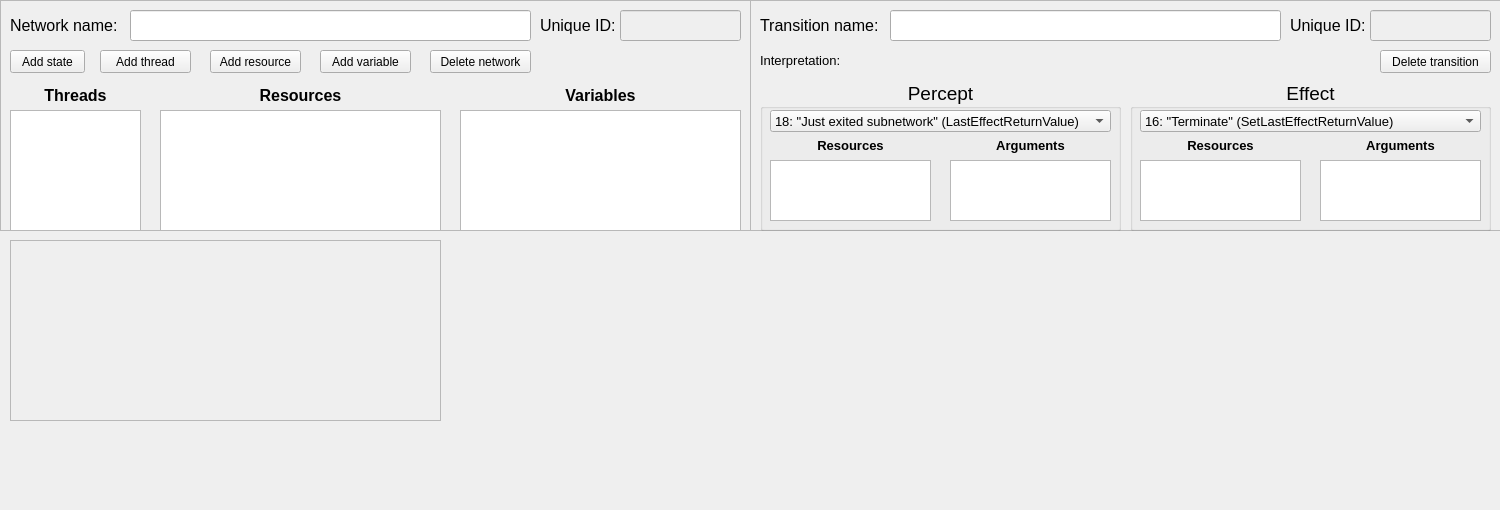
This is editor/UI/UI_NetworkContainer.ui in leiftiger/EG_Tools as Qt 5 draws it before an edit. The edited form follows.
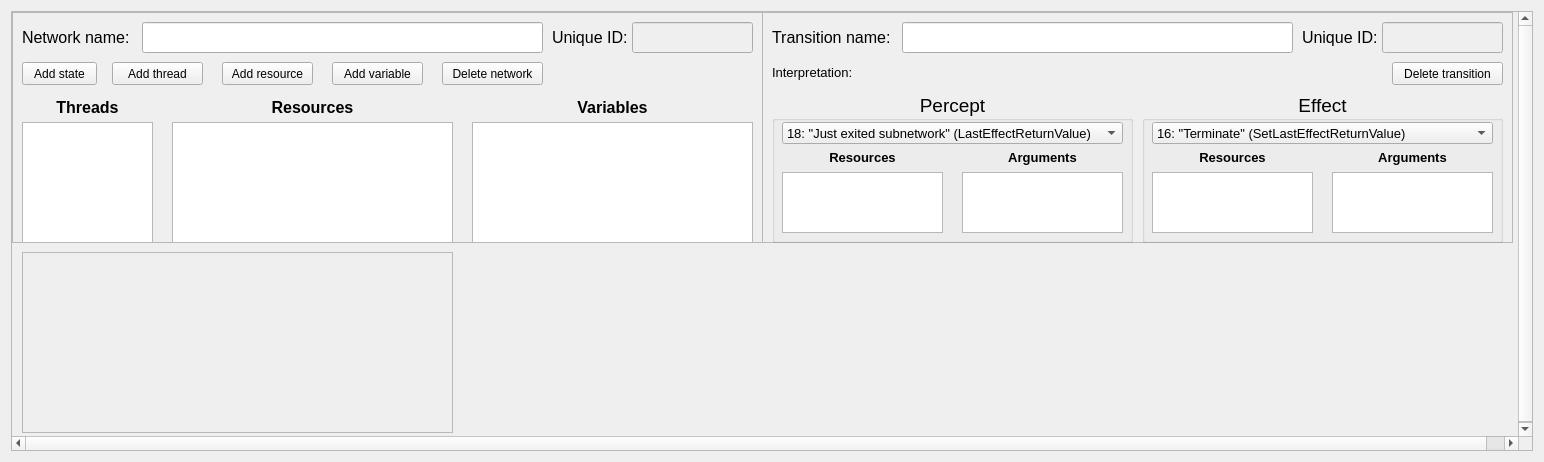
This is the edited form. Custom widgets are drawn as their Qt base class.

Commit message: Started on network UI representation

Diff of the .ui file:
```diff
--- a/editor/UI/UI_NetworkContainer.ui
+++ b/editor/UI/UI_NetworkContainer.ui
@@ -6,19 +6,454 @@
    <rect>
     <x>0</x>
     <y>0</y>
-    <width>1500</width>
-    <height>510</height>
+    <width>1544</width>
+    <height>462</height>
    </rect>
   </property>
   <property name="minimumSize">
    <size>
-    <width>1500</width>
+    <width>0</width>
     <height>0</height>
    </size>
   </property>
   <property name="windowTitle">
    <string>UI_NetworkContainer</string>
   </property>
+  <layout class="QGridLayout" name="gridLayout_2">
+   <item row="0" column="0">
+    <widget class="QScrollArea" name="scrollArea">
+     <property name="horizontalScrollBarPolicy">
+      <enum>Qt::ScrollBarAlwaysOn</enum>
+     </property>
+     <property name="widgetResizable">
+      <bool>true</bool>
+     </property>
+     <widget class="QWidget" name="scrollAreaWidgetContents_2">
+      <property name="geometry">
+       <rect>
+        <x>0</x>
+        <y>0</y>
+        <width>1524</width>
+        <height>425</height>
+       </rect>
+      </property>
+      <property name="minimumSize">
+       <size>
+        <width>1524</width>
+        <height>425</height>
+       </size>
+      </property>
+      <widget class="QFrame" name="frameStates">
+       <property name="geometry">
+        <rect>
+         <x>10</x>
+         <y>240</y>
+         <width>431</width>
+         <height>181</height>
+        </rect>
+       </property>
+       <property name="frameShape">
+        <enum>QFrame::StyledPanel</enum>
+       </property>
+       <property name="frameShadow">
+        <enum>QFrame::Raised</enum>
+       </property>
+      </widget>
+      <widget class="QFrame" name="frameTransition">
+       <property name="geometry">
+        <rect>
+         <x>750</x>
+         <y>0</y>
+         <width>751</width>
+         <height>231</height>
+        </rect>
+       </property>
+       <property name="frameShape">
+        <enum>QFrame::StyledPanel</enum>
+       </property>
+       <property name="frameShadow">
+        <enum>QFrame::Raised</enum>
+       </property>
+       <widget class="QLineEdit" name="textTransitionName">
+        <property name="geometry">
+         <rect>
+          <x>140</x>
+          <y>10</y>
+          <width>391</width>
+          <height>31</height>
+         </rect>
+        </property>
+        <property name="font">
+         <font>
+          <pointsize>12</pointsize>
+         </font>
+        </property>
+        <property name="inputMethodHints">
+         <set>Qt::ImhNone</set>
+        </property>
+        <property name="plainText" stdset="0">
+         <string/>
+        </property>
+       </widget>
+       <widget class="QLabel" name="label_12">
+        <property name="geometry">
+         <rect>
+          <x>10</x>
+          <y>10</y>
+          <width>121</width>
+          <height>31</height>
+         </rect>
+        </property>
+        <property name="font">
+         <font>
+          <pointsize>12</pointsize>
+          <weight>50</weight>
+          <bold>false</bold>
+         </font>
+        </property>
+        <property name="toolTip">
+         <string>A description for this transition</string>
+        </property>
+        <property name="text">
+         <string>Transition name:</string>
+        </property>
+       </widget>
+       <widget class="QLineEdit" name="textTransitionID">
+        <property name="enabled">
+         <bool>false</bool>
+        </property>
+        <property name="geometry">
+         <rect>
+          <x>620</x>
+          <y>10</y>
+          <width>121</width>
+          <height>31</height>
+         </rect>
+        </property>
+        <property name="font">
+         <font>
+          <pointsize>12</pointsize>
+         </font>
+        </property>
+        <property name="inputMethodHints">
+         <set>Qt::ImhDigitsOnly</set>
+        </property>
+        <property name="readOnly">
+         <bool>true</bool>
+        </property>
+        <property name="plainText" stdset="0">
+         <string/>
+        </property>
+       </widget>
+       <widget class="QLabel" name="label_15">
+        <property name="geometry">
+         <rect>
+          <x>540</x>
+          <y>10</y>
+          <width>81</width>
+          <height>31</height>
+         </rect>
+        </property>
+        <property name="font">
+         <font>
+          <pointsize>12</pointsize>
+          <weight>50</weight>
+          <bold>false</bold>
+         </font>
+        </property>
+        <property name="toolTip">
+         <string>Internal unique ID, non-editable</string>
+        </property>
+        <property name="text">
+         <string>Unique ID:</string>
+        </property>
+       </widget>
+       <widget class="QPushButton" name="buttonNewState_3">
+        <property name="geometry">
+         <rect>
+          <x>630</x>
+          <y>50</y>
+          <width>111</width>
+          <height>23</height>
+         </rect>
+        </property>
+        <property name="toolTip">
+         <string>Deletes this transition</string>
+        </property>
+        <property name="text">
+         <string>Delete transition</string>
+        </property>
+       </widget>
+       <widget class="QGroupBox" name="groupBox">
+        <property name="geometry">
+         <rect>
+          <x>10</x>
+          <y>80</y>
+          <width>361</width>
+          <height>151</height>
+         </rect>
+        </property>
+        <property name="font">
+         <font>
+          <pointsize>14</pointsize>
+         </font>
+        </property>
+        <property name="toolTip">
+         <string/>
+        </property>
+        <property name="title">
+         <string>Percept</string>
+        </property>
+        <property name="alignment">
+         <set>Qt::AlignCenter</set>
+        </property>
+        <widget class="QComboBox" name="comboTransitionPercept">
+         <property name="geometry">
+          <rect>
+           <x>10</x>
+           <y>30</y>
+           <width>341</width>
+           <height>22</height>
+          </rect>
+         </property>
+         <property name="font">
+          <font>
+           <pointsize>10</pointsize>
+          </font>
+         </property>
+         <property name="toolTip">
+          <string>Required condition for this transition to be taken</string>
+         </property>
+         <item>
+          <property name="text">
+           <string>18: &quot;Just exited subnetwork&quot; (LastEffectReturnValue)</string>
+          </property>
+         </item>
+        </widget>
+        <widget class="QLabel" name="label_13">
+         <property name="geometry">
+          <rect>
+           <x>0</x>
+           <y>50</y>
+           <width>181</width>
+           <height>31</height>
+          </rect>
+         </property>
+         <property name="font">
+          <font>
+           <pointsize>10</pointsize>
+           <weight>75</weight>
+           <bold>true</bold>
+          </font>
+         </property>
+         <property name="toolTip">
+          <string>Resources sent to the percept</string>
+         </property>
+         <property name="text">
+          <string>Resources</string>
+         </property>
+         <property name="alignment">
+          <set>Qt::AlignCenter</set>
+         </property>
+        </widget>
+        <widget class="QLabel" name="label_14">
+         <property name="geometry">
+          <rect>
+           <x>180</x>
+           <y>50</y>
+           <width>181</width>
+           <height>31</height>
+          </rect>
+         </property>
+         <property name="font">
+          <font>
+           <pointsize>10</pointsize>
+           <weight>75</weight>
+           <bold>true</bold>
+          </font>
+         </property>
+         <property name="text">
+          <string>Arguments</string>
+         </property>
+         <property name="alignment">
+          <set>Qt::AlignCenter</set>
+         </property>
+        </widget>
+        <widget class="QListWidget" name="listTransitionPerceptResources">
+         <property name="geometry">
+          <rect>
+           <x>10</x>
+           <y>80</y>
+           <width>161</width>
+           <height>61</height>
+          </rect>
+         </property>
+         <property name="itemAlignment">
+          <set>Qt::AlignLeading</set>
+         </property>
+        </widget>
+        <widget class="QListWidget" name="listTransitionPerceptArguments">
+         <property name="geometry">
+          <rect>
+           <x>190</x>
+           <y>80</y>
+           <width>161</width>
+           <height>61</height>
+          </rect>
+         </property>
+         <property name="itemAlignment">
+          <set>Qt::AlignLeading</set>
+         </property>
+        </widget>
+       </widget>
+       <widget class="QGroupBox" name="groupBox_2">
+        <property name="geometry">
+         <rect>
+          <x>380</x>
+          <y>80</y>
+          <width>361</width>
+          <height>151</height>
+         </rect>
+        </property>
+        <property name="font">
+         <font>
+          <pointsize>14</pointsize>
+         </font>
+        </property>
+        <property name="toolTip">
+         <string/>
+        </property>
+        <property name="title">
+         <string>Effect</string>
+        </property>
+        <property name="alignment">
+         <set>Qt::AlignCenter</set>
+        </property>
+        <widget class="QComboBox" name="comboTransitionEffect">
+         <property name="geometry">
+          <rect>
+           <x>10</x>
+           <y>30</y>
+           <width>341</width>
+           <height>22</height>
+          </rect>
+         </property>
+         <property name="font">
+          <font>
+           <pointsize>10</pointsize>
+          </font>
+         </property>
+         <property name="toolTip">
+          <string>Effect to perform if this transition is taken</string>
+         </property>
+         <item>
+          <property name="text">
+           <string>16: &quot;Terminate&quot; (SetLastEffectReturnValue)</string>
+          </property>
+         </item>
+        </widget>
+        <widget class="QListWidget" name="listTransitionPerceptArguments_2">
+         <property name="geometry">
+          <rect>
+           <x>190</x>
+           <y>80</y>
+           <width>161</width>
+           <height>61</height>
+          </rect>
+         </property>
+         <property name="itemAlignment">
+          <set>Qt::AlignLeading</set>
+         </property>
+        </widget>
+        <widget class="QLabel" name="label_16">
+         <property name="geometry">
+          <rect>
+           <x>180</x>
+           <y>50</y>
+           <width>181</width>
+           <height>31</height>
+          </rect>
+         </property>
+         <property name="font">
+          <font>
+           <pointsize>10</pointsize>
+           <weight>75</weight>
+           <bold>true</bold>
+          </font>
+         </property>
+         <property name="text">
+          <string>Arguments</string>
+         </property>
+         <property name="alignment">
+          <set>Qt::AlignCenter</set>
+         </property>
+        </widget>
+        <widget class="QListWidget" name="listTransitionPerceptResources_2">
+         <property name="geometry">
+          <rect>
+           <x>10</x>
+           <y>80</y>
+           <width>161</width>
+           <height>61</height>
+          </rect>
+         </property>
+         <property name="itemAlignment">
+          <set>Qt::AlignLeading</set>
+         </property>
+        </widget>
+        <widget class="QLabel" name="label_17">
+         <property name="geometry">
+          <rect>
+           <x>0</x>
+           <y>50</y>
+           <width>181</width>
+           <height>31</height>
+          </rect>
+         </property>
+         <property name="font">
+          <font>
+           <pointsize>10</pointsize>
+           <weight>75</weight>
+           <bold>true</bold>
+          </font>
+         </property>
+         <property name="text">
+          <string>Resources</string>
+         </property>
+         <property name="alignment">
+          <set>Qt::AlignCenter</set>
+         </property>
+        </widget>
+       </widget>
+       <widget class="QLabel" name="labelTransitionInterpretation">
+        <property name="geometry">
+         <rect>
+          <x>10</x>
+          <y>50</y>
+          <width>611</width>
+          <height>21</height>
+         </rect>
+        </property>
+        <property name="font">
+         <font>
+          <pointsize>10</pointsize>
+         </font>
+        </property>
+        <property name="text">
+         <string>Interpretation: </string>
+        </property>
+       </widget>
+      </widget>
+      <widget class="UI_ConnectorEnd" name="connectorNetwork" native="true">
+       <property name="geometry">
+        <rect>
+         <x>440</x>
+         <y>230</y>
+         <width>21</width>
+         <height>21</height>
+        </rect>
+       </property>
+      </widget>
   <widget class="QFrame" name="frameNetwork">
    <property name="geometry">
     <rect>
@@ -329,417 +764,10 @@
     </property>
    </widget>
   </widget>
-  <widget class="QFrame" name="frameTransition">
-   <property name="geometry">
-    <rect>
-     <x>750</x>
-     <y>0</y>
-     <width>751</width>
-     <height>231</height>
-    </rect>
-   </property>
-   <property name="frameShape">
-    <enum>QFrame::StyledPanel</enum>
-   </property>
-   <property name="frameShadow">
-    <enum>QFrame::Raised</enum>
-   </property>
-   <widget class="QLineEdit" name="textTransitionName">
-    <property name="geometry">
-     <rect>
-      <x>140</x>
-      <y>10</y>
-      <width>391</width>
-      <height>31</height>
-     </rect>
-    </property>
-    <property name="font">
-     <font>
-      <pointsize>12</pointsize>
-     </font>
-    </property>
-    <property name="inputMethodHints">
-     <set>Qt::ImhNone</set>
-    </property>
-    <property name="plainText" stdset="0">
-     <string/>
-    </property>
-   </widget>
-   <widget class="QLabel" name="label_12">
-    <property name="geometry">
-     <rect>
-      <x>10</x>
-      <y>10</y>
-      <width>121</width>
-      <height>31</height>
-     </rect>
-    </property>
-    <property name="font">
-     <font>
-      <pointsize>12</pointsize>
-      <weight>50</weight>
-      <bold>false</bold>
-     </font>
-    </property>
-    <property name="toolTip">
-     <string>A description for this transition</string>
-    </property>
-    <property name="text">
-     <string>Transition name:</string>
-    </property>
-   </widget>
-   <widget class="QLineEdit" name="textTransitionID">
-    <property name="enabled">
-     <bool>false</bool>
-    </property>
-    <property name="geometry">
-     <rect>
-      <x>620</x>
-      <y>10</y>
-      <width>121</width>
-      <height>31</height>
-     </rect>
-    </property>
-    <property name="font">
-     <font>
-      <pointsize>12</pointsize>
-     </font>
-    </property>
-    <property name="inputMethodHints">
-     <set>Qt::ImhDigitsOnly</set>
-    </property>
-    <property name="readOnly">
-     <bool>true</bool>
-    </property>
-    <property name="plainText" stdset="0">
-     <string/>
-    </property>
-   </widget>
-   <widget class="QLabel" name="label_15">
-    <property name="geometry">
-     <rect>
-      <x>540</x>
-      <y>10</y>
-      <width>81</width>
-      <height>31</height>
-     </rect>
-    </property>
-    <property name="font">
-     <font>
-      <pointsize>12</pointsize>
-      <weight>50</weight>
-      <bold>false</bold>
-     </font>
-    </property>
-    <property name="toolTip">
-     <string>Internal unique ID, non-editable</string>
-    </property>
-    <property name="text">
-     <string>Unique ID:</string>
-    </property>
-   </widget>
-   <widget class="QPushButton" name="buttonNewState_3">
-    <property name="geometry">
-     <rect>
-      <x>630</x>
-      <y>50</y>
-      <width>111</width>
-      <height>23</height>
-     </rect>
-    </property>
-    <property name="toolTip">
-     <string>Deletes this transition</string>
-    </property>
-    <property name="text">
-     <string>Delete transition</string>
-    </property>
-   </widget>
-   <widget class="QGroupBox" name="groupBox">
-    <property name="geometry">
-     <rect>
-      <x>10</x>
-      <y>80</y>
-      <width>361</width>
-      <height>151</height>
-     </rect>
-    </property>
-    <property name="font">
-     <font>
-      <pointsize>14</pointsize>
-     </font>
-    </property>
-    <property name="toolTip">
-     <string/>
-    </property>
-    <property name="title">
-     <string>Percept</string>
-    </property>
-    <property name="alignment">
-     <set>Qt::AlignCenter</set>
-    </property>
-    <widget class="QComboBox" name="comboTransitionPercept">
-     <property name="geometry">
-      <rect>
-       <x>10</x>
-       <y>30</y>
-       <width>341</width>
-       <height>22</height>
-      </rect>
-     </property>
-     <property name="font">
-      <font>
-       <pointsize>10</pointsize>
-      </font>
-     </property>
-     <property name="toolTip">
-      <string>Required condition for this transition to be taken</string>
-     </property>
-     <item>
-      <property name="text">
-       <string>18: &quot;Just exited subnetwork&quot; (LastEffectReturnValue)</string>
-      </property>
-     </item>
-    </widget>
-    <widget class="QLabel" name="label_13">
-     <property name="geometry">
-      <rect>
-       <x>0</x>
-       <y>50</y>
-       <width>181</width>
-       <height>31</height>
-      </rect>
-     </property>
-     <property name="font">
-      <font>
-       <pointsize>10</pointsize>
-       <weight>75</weight>
-       <bold>true</bold>
-      </font>
-     </property>
-     <property name="toolTip">
-      <string>Resources sent to the percept</string>
-     </property>
-     <property name="text">
-      <string>Resources</string>
-     </property>
-     <property name="alignment">
-      <set>Qt::AlignCenter</set>
-     </property>
-    </widget>
-    <widget class="QLabel" name="label_14">
-     <property name="geometry">
-      <rect>
-       <x>180</x>
-       <y>50</y>
-       <width>181</width>
-       <height>31</height>
-      </rect>
-     </property>
-     <property name="font">
-      <font>
-       <pointsize>10</pointsize>
-       <weight>75</weight>
-       <bold>true</bold>
-      </font>
-     </property>
-     <property name="text">
-      <string>Arguments</string>
-     </property>
-     <property name="alignment">
-      <set>Qt::AlignCenter</set>
-     </property>
-    </widget>
-    <widget class="QListWidget" name="listTransitionPerceptResources">
-     <property name="geometry">
-      <rect>
-       <x>10</x>
-       <y>80</y>
-       <width>161</width>
-       <height>61</height>
-      </rect>
-     </property>
-     <property name="itemAlignment">
-      <set>Qt::AlignLeading</set>
-     </property>
-    </widget>
-    <widget class="QListWidget" name="listTransitionPerceptArguments">
-     <property name="geometry">
-      <rect>
-       <x>190</x>
-       <y>80</y>
-       <width>161</width>
-       <height>61</height>
-      </rect>
-     </property>
-     <property name="itemAlignment">
-      <set>Qt::AlignLeading</set>
-     </property>
-    </widget>
-   </widget>
-   <widget class="QGroupBox" name="groupBox_2">
-    <property name="geometry">
-     <rect>
-      <x>380</x>
-      <y>80</y>
-      <width>361</width>
-      <height>151</height>
-     </rect>
-    </property>
-    <property name="font">
-     <font>
-      <pointsize>14</pointsize>
-     </font>
-    </property>
-    <property name="toolTip">
-     <string/>
-    </property>
-    <property name="title">
-     <string>Effect</string>
-    </property>
-    <property name="alignment">
-     <set>Qt::AlignCenter</set>
-    </property>
-    <widget class="QComboBox" name="comboTransitionEffect">
-     <property name="geometry">
-      <rect>
-       <x>10</x>
-       <y>30</y>
-       <width>341</width>
-       <height>22</height>
-      </rect>
-     </property>
-     <property name="font">
-      <font>
-       <pointsize>10</pointsize>
-      </font>
-     </property>
-     <property name="toolTip">
-      <string>Effect to perform if this transition is taken</string>
-     </property>
-     <item>
-      <property name="text">
-       <string>16: &quot;Terminate&quot; (SetLastEffectReturnValue)</string>
-      </property>
-     </item>
-    </widget>
-    <widget class="QListWidget" name="listTransitionPerceptArguments_2">
-     <property name="geometry">
-      <rect>
-       <x>190</x>
-       <y>80</y>
-       <width>161</width>
-       <height>61</height>
-      </rect>
-     </property>
-     <property name="itemAlignment">
-      <set>Qt::AlignLeading</set>
-     </property>
-    </widget>
-    <widget class="QLabel" name="label_16">
-     <property name="geometry">
-      <rect>
-       <x>180</x>
-       <y>50</y>
-       <width>181</width>
-       <height>31</height>
-      </rect>
-     </property>
-     <property name="font">
-      <font>
-       <pointsize>10</pointsize>
-       <weight>75</weight>
-       <bold>true</bold>
-      </font>
-     </property>
-     <property name="text">
-      <string>Arguments</string>
-     </property>
-     <property name="alignment">
-      <set>Qt::AlignCenter</set>
-     </property>
-    </widget>
-    <widget class="QListWidget" name="listTransitionPerceptResources_2">
-     <property name="geometry">
-      <rect>
-       <x>10</x>
-       <y>80</y>
-       <width>161</width>
-       <height>61</height>
-      </rect>
-     </property>
-     <property name="itemAlignment">
-      <set>Qt::AlignLeading</set>
-     </property>
-    </widget>
-    <widget class="QLabel" name="label_17">
-     <property name="geometry">
-      <rect>
-       <x>0</x>
-       <y>50</y>
-       <width>181</width>
-       <height>31</height>
-      </rect>
-     </property>
-     <property name="font">
-      <font>
-       <pointsize>10</pointsize>
-       <weight>75</weight>
-       <bold>true</bold>
-      </font>
-     </property>
-     <property name="text">
-      <string>Resources</string>
-     </property>
-     <property name="alignment">
-      <set>Qt::AlignCenter</set>
-     </property>
-    </widget>
-   </widget>
-   <widget class="QLabel" name="labelTransitionInterpretation">
-    <property name="geometry">
-     <rect>
-      <x>10</x>
-      <y>50</y>
-      <width>611</width>
-      <height>21</height>
-     </rect>
-    </property>
-    <property name="font">
-     <font>
-      <pointsize>10</pointsize>
-     </font>
-    </property>
-    <property name="text">
-     <string>Interpretation: </string>
-    </property>
-   </widget>
-  </widget>
-  <widget class="QFrame" name="frameStates">
-   <property name="geometry">
-    <rect>
-     <x>10</x>
-     <y>240</y>
-     <width>431</width>
-     <height>181</height>
-    </rect>
-   </property>
-   <property name="frameShape">
-    <enum>QFrame::StyledPanel</enum>
-   </property>
-   <property name="frameShadow">
-    <enum>QFrame::Raised</enum>
-   </property>
-  </widget>
-  <widget class="UI_ConnectorEnd" name="connectorNetwork" native="true">
-   <property name="geometry">
-    <rect>
-     <x>440</x>
-     <y>230</y>
-     <width>21</width>
-     <height>21</height>
-    </rect>
-   </property>
-  </widget>
+     </widget>
+    </widget>
+   </item>
+  </layout>
  </widget>
  <layoutdefault spacing="6" margin="11"/>
  <customwidgets>
```
Lines whose indentation alone changed are shown as unchanged. The commit also changes 16 other files.
